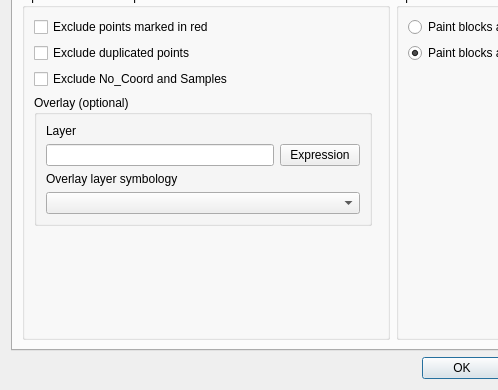
Qt form sugar_tools_dialog_simple.ui (psigcat/sugartools) before a commit; both pictures show x 0 to 498 and y 331 to 721 of the 599 by 721 pixel window.
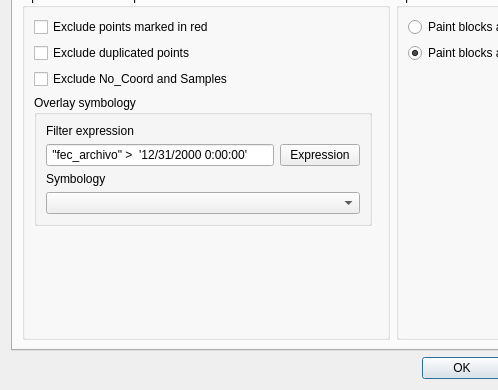
The same form after that commit. The open tabs and pages were chosen to show the change. Custom widgets are drawn as their Qt base class.

Commit message: fix filter expressions in order to apply different symbology to overlays

Diff of the .ui file:
```diff
--- a/sugar_tools_dialog_simple.ui
+++ b/sugar_tools_dialog_simple.ui
@@ -117,23 +117,27 @@
           <item row="3" column="0">
            <widget class="QGroupBox" name="groupBox_2">
             <property name="title">
-             <string>Overlay (optional)</string>
+             <string>Overlay symbology</string>
             </property>
             <layout class="QGridLayout" name="gridLayout_7">
              <item row="1" column="0">
-              <widget class="QLineEdit" name="filter_expr"/>
+              <widget class="QLineEdit" name="filter_expr">
+               <property name="text">
+                <string> &quot;fec_archivo&quot; &gt;  '12/31/2000 0:00:00' </string>
+               </property>
+              </widget>
              </item>
              <item row="2" column="0">
               <widget class="QLabel" name="label_7">
                <property name="text">
-                <string>Overlay layer symbology</string>
+                <string>Symbology</string>
                </property>
               </widget>
              </item>
              <item row="0" column="0">
               <widget class="QLabel" name="label_4">
                <property name="text">
-                <string>Layer</string>
+                <string>Filter expression</string>
                </property>
               </widget>
              </item>
```
Left out of the diff: 2 changed lines with no effect on the pictures. The commit also changes 1 other file.
